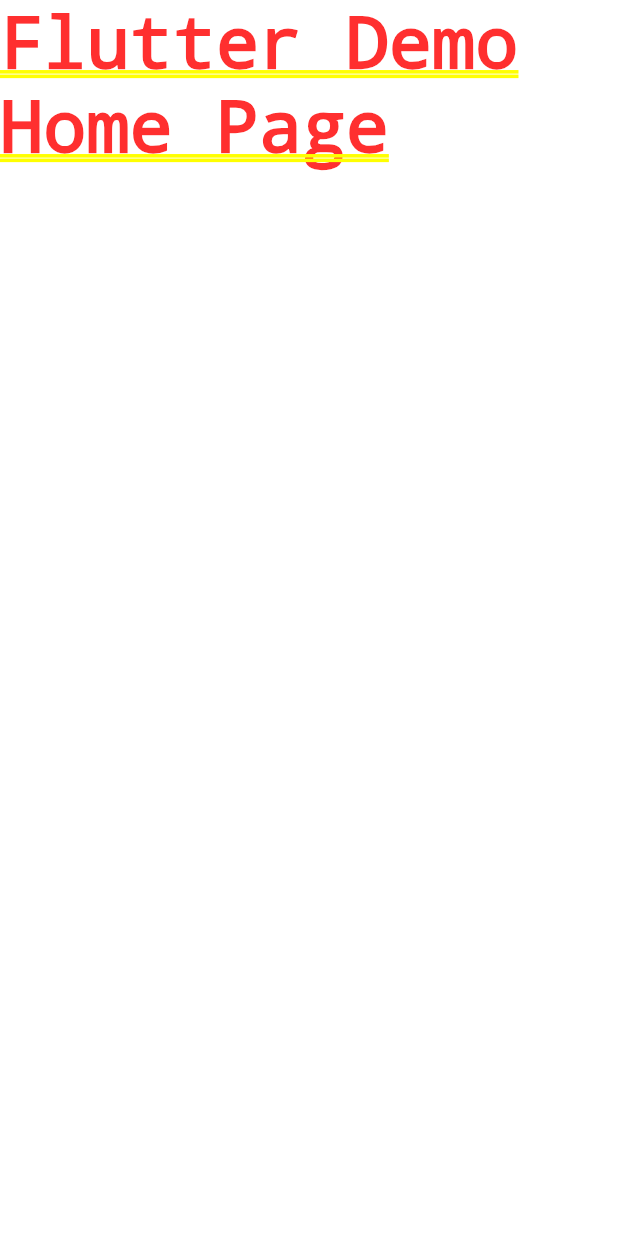
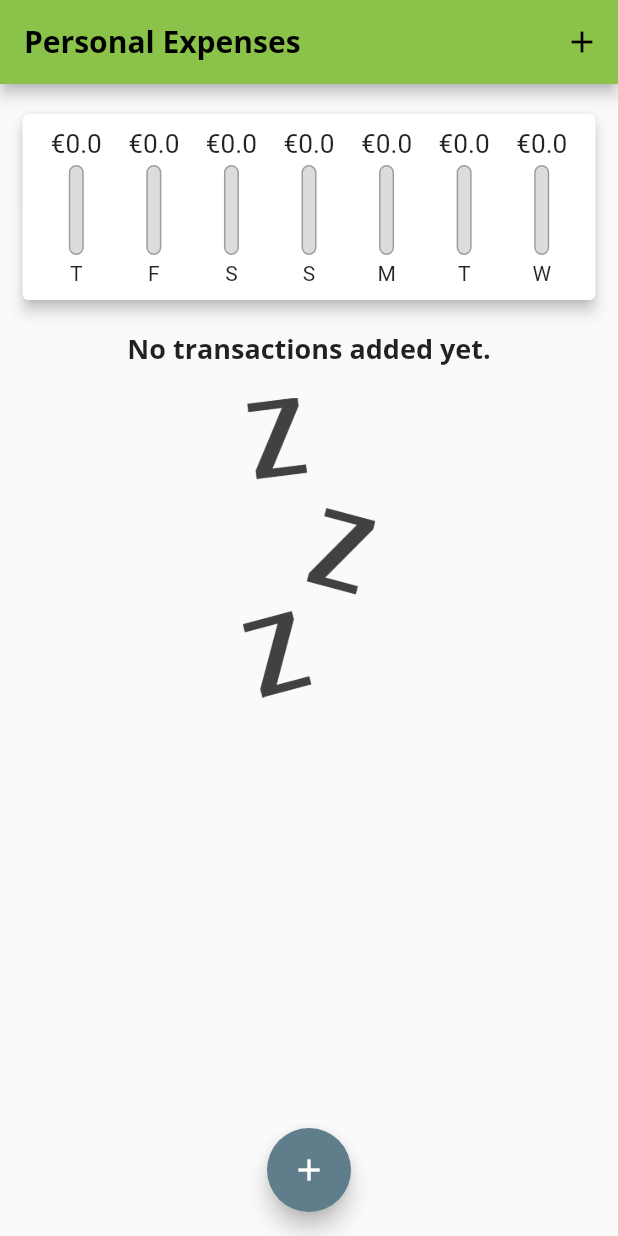
Before and after one commit to Deepacks/flutter-tests, a Flutter app: the screen it shows after launch, on a phone screen of 412 x 824 dp. Run offline on Flutter 3.47's test engine with Material 2 defaults, Android fonts, the phone set to English and light mode, and no system bars.

Commit message:
Finish Transactions logic

```diff
--- a/expenses/lib/main.dart
+++ b/expenses/lib/main.dart
@@ -1,4 +1,10 @@
 import 'package:flutter/material.dart';
+import 'package:uuid/uuid.dart';
+
+import './models/transaction.dart';
+import './widgets/chart.dart';
+import './widgets/new_transaction.dart';
+import './widgets/transaction_list.dart';
 
 void main() {
   runApp(const App());
@@ -10,11 +16,111 @@
   @override
   Widget build(BuildContext context) {
     return MaterialApp(
-      title: 'Flutter Demo',
+      title: 'Personal Expenses',
       theme: ThemeData(
-        primarySwatch: Colors.blue,
+        primaryColor: Colors.amber,
+        primaryColorLight: Colors.amber,
+        primaryColorDark: Colors.amber,
+        colorScheme: ColorScheme.fromSwatch(
+          primarySwatch: Colors.lightGreen,
+          accentColor: Colors.blueGrey,
+        ),
+        fontFamily: 'Quicksand',
+        textTheme: ThemeData.light().textTheme.copyWith(
+              titleLarge: const TextStyle(
+                fontFamily: 'OpenSans',
+                fontWeight: FontWeight.bold,
+                fontSize: 18,
+              ),
+            ),
+        appBarTheme: const AppBarTheme(
+          titleTextStyle: TextStyle(
+            fontFamily: 'OpenSans',
+            fontSize: 20,
+            color: Colors.black,
+            fontWeight: FontWeight.bold,
+          ),
+        ),
       ),
-      home: const Text('Flutter Demo Home Page'),
+      home: const HomePage(),
+      debugShowCheckedModeBanner: false,
     );
   }
 }
+
+class HomePage extends StatefulWidget {
+  const HomePage({Key? key}) : super(key: key);
+
+  @override
+  State<HomePage> createState() => _HomePageState();
+}
+
+class _HomePageState extends State<HomePage> {
+  var uuid = const Uuid();
+  final List<Transaction> _userTransactions = [];
+
+  List<Transaction> get _recentTransactions {
+    return _userTransactions
+        .where(
+          (tx) => tx.date.isAfter(DateTime.now().subtract(
+            const Duration(days: 7),
+          )),
+        )
+        .toList();
+  }
+
+  void _addNewTransaction(String txTitle, double txAmount, DateTime date) {
+    setState(() {
+      _userTransactions.add(
+        Transaction(
+          id: uuid.v4(),
+          title: txTitle,
+          amount: txAmount,
+          date: date,
+        ),
+      );
+    });
+  }
+
+  void _startAddNewTransaction(BuildContext ctx) {
+    showModalBottomSheet(
+      context: ctx,
+      builder: (_) => NewTransaction(_addNewTransaction),
+    );
+  }
+
+  void _deleteTransaction(String id) {
+    setState(() {
+      _userTransactions.removeWhere((tx) => tx.id == id);
+    });
+  }
+
+  @override
+  build(BuildContext context) {
+    return Scaffold(
+      appBar: AppBar(
+        title: const Text('Personal Expenses'),
+        actions: [
+          IconButton(
+            onPressed: () => _startAddNewTransaction(context),
+            icon: const Icon(Icons.add),
+          )
+        ],
+      ),
+      body: SingleChildScrollView(
+        child: Column(
+          crossAxisAlignment: CrossAxisAlignment.stretch,
+          children: [
+            Chart(_recentTransactions),
+            TransactionList(_userTransactions, _deleteTransaction),
+          ],
+        ),
+      ),
+      floatingActionButton: FloatingActionButton(
+        onPressed: () => _startAddNewTransaction(context),
+        child: const Icon(Icons.add),
+      ),
+      floatingActionButtonLocation: FloatingActionButtonLocation.centerFloat,
+    );
+  }
+}
--- /dev/null
+++ b/expenses/lib/models/grouped_transaction.dart
@@ -0,0 +1,9 @@
+class GroupedTransaction {
+  final String day;
+  final double amount;
+
+  GroupedTransaction({
+    required this.day,
+    required this.amount,
+  });
+}
--- /dev/null
+++ b/expenses/lib/models/transaction.dart
@@ -0,0 +1,13 @@
+class Transaction {
+  final String id;
+  final String title;
+  final double amount;
+  final DateTime date;
+
+  Transaction({
+    required this.id,
+    required this.title,
+    required this.amount,
+    required this.date,
+  });
+}
--- /dev/null
+++ b/expenses/lib/widgets/chart.dart
@@ -0,0 +1,65 @@
+import 'package:flutter/material.dart';
+import 'package:intl/intl.dart';
+
+import '../models/transaction.dart';
+import '../models/grouped_transaction.dart';
+import 'chart_bar.dart';
+
+class Chart extends StatelessWidget {
+  const Chart(this.recentTransactions, {Key? key}) : super(key: key);
+
+  final List<Transaction> recentTransactions;
+
+  List<GroupedTransaction> get groupedTransactionsValue {
+    return List.generate(
+      7,
+      (index) {
+        final weekDay = DateTime.now().subtract(Duration(days: index));
+        var totalSum = 0.0;
+
+        for (var tx in recentTransactions) {
+          if (tx.date.day == weekDay.day) {
+            totalSum += tx.amount;
+          }
+        }
+
+        return GroupedTransaction(
+          day: DateFormat.E().format(weekDay).substring(0, 1),
+          amount: totalSum,
+        );
+      },
+    ).reversed.toList();
+  }
+
+  double get maxSpending {
+    return groupedTransactionsValue.fold(
+      0.0,
+      (previousValue, element) => previousValue += element.amount,
+    );
+  }
+
+  @override
+  Widget build(BuildContext context) {
+    return Card(
+      elevation: 4,
+      margin: const EdgeInsets.symmetric(vertical: 20, horizontal: 15),
+      child: Padding(
+        padding: const EdgeInsets.all(10),
+        child: Row(
+          mainAxisAlignment: MainAxisAlignment.spaceAround,
+          children: [
+            ...groupedTransactionsValue.map(
+              (data) => Expanded(
+                child: ChartBar(
+                  data.day,
+                  data.amount,
+                  data.amount > 0 ? data.amount / maxSpending : 0,
+                ),
+              ),
+            ),
+          ],
+        ),
+      ),
+    );
+  }
+}
--- /dev/null
+++ b/expenses/lib/widgets/chart_bar.dart
@@ -0,0 +1,53 @@
+import 'package:flutter/material.dart';
+
+class ChartBar extends StatelessWidget {
+  const ChartBar(
+    this.label,
+    this.spendingAmount,
+    this.spendingPctOfTotal, {
+    Key? key,
+  }) : super(key: key);
+
+  final String label;
+  final double spendingAmount;
+  final double spendingPctOfTotal;
+
+  @override
+  Widget build(BuildContext context) {
+    return Column(
+      children: [
+        SizedBox(
+          height: 20,
+          child: FittedBox(child: Text('€$spendingAmount')),
+        ),
+        const SizedBox(height: 4),
+        SizedBox(
+          height: 60,
+          width: 10,
+          child: Stack(
+            children: [
+              Container(
+                decoration: BoxDecoration(
+                  border: Border.all(color: Colors.grey, width: 1),
+                  color: const Color.fromRGBO(220, 220, 220, 1),
+                  borderRadius: BorderRadius.circular(10),
+                ),
+              ),
+              FractionallySizedBox(
+                heightFactor: spendingPctOfTotal,
+                child: Container(
+                  decoration: BoxDecoration(
+                    color: Theme.of(context).primaryColor,
+                    borderRadius: BorderRadius.circular(10),
+                  ),
+                ),
+              )
+            ],
+          ),
+        ),
+        const SizedBox(height: 4),
+        Text(label),
+      ],
+    );
+  }
+}
--- /dev/null
+++ b/expenses/lib/widgets/transaction_list.dart
@@ -0,0 +1,69 @@
+import 'package:flutter/material.dart';
+import 'package:intl/intl.dart';
+
+import '../models/transaction.dart';
+
+class TransactionList extends StatelessWidget {
+  const TransactionList(this.transactions, this.deleteTx, {Key? key})
+      : super(key: key);
+
+  final List<Transaction> transactions;
+  final Function(String) deleteTx;
+
+  @override
+  Widget build(BuildContext context) {
+    return SizedBox(
+      height: 580,
+      child: transactions.isEmpty
+          ? Column(
+              children: [
+                Text(
+                  'No transactions added yet.',
+                  style: Theme.of(context).textTheme.titleLarge,
+                ),
+                const SizedBox(
+                  height: 20,
+                ),
+                SizedBox(
+                  height: 200,
+                  child: Image.asset(
+                    'assets/images/waiting.png',
+                    fit: BoxFit.cover,
+                  ),
+                ),
+              ],
+            )
+          : ListView.builder(
+              itemBuilder: (context, index) => Card(
+                elevation: 4,
+                margin: const EdgeInsets.all(5),
+                child: ListTile(
+                  leading: CircleAvatar(
+                    radius: 30,
+                    child: Padding(
+                      padding: const EdgeInsets.all(6),
+                      child: FittedBox(
+                        child: Text('€${transactions[index].amount}'),
+                      ),
+                    ),
+                  ),
+                  title: Text(
+                    transactions[index].title,
+                    style: Theme.of(context).textTheme.titleLarge,
+                  ),
+                  subtitle: Text(
+                    DateFormat.yMMMd().format(transactions[index].date),
+                    style: const TextStyle(fontFamily: "Quicksand"),
+                  ),
+                  trailing: IconButton(
+                    onPressed: () => deleteTx(transactions[index].id),
+                    icon: const Icon(Icons.delete),
+                    color: Theme.of(context).errorColor,
+                  ),
+                ),
+              ),
+              itemCount: transactions.length,
+            ),
+    );
+  }
+}
```
Also changed, not shown: expenses/lib/widgets/new_transaction.dart (added, +100 -0 lines), expenses/pubspec.yaml (+16 -65 lines), expenses/assets/fonts/OpenSans-Bold.ttf (added), expenses/assets/fonts/OpenSans-Regular.ttf (added), expenses/assets/fonts/Quicksand-Bold.ttf (added), expenses/assets/fonts/Quicksand-Regular.ttf (added), expenses/assets/images/waiting.png (added), expenses/pubspec.lock.
